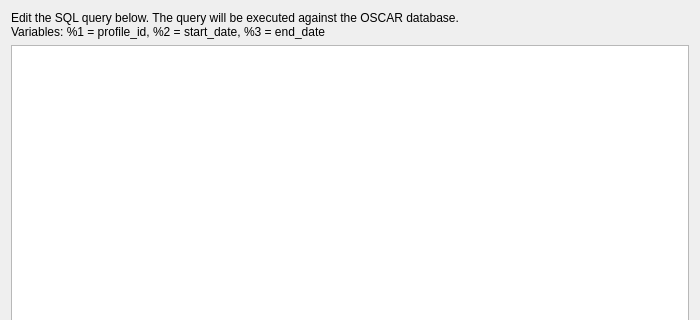
Before: the Qt Designer form oscar/sqleditor.ui in tomasohara/OSCAR-SQL, drawn with Qt 5; both pictures show x 0 to 700 and y 0 to 320 of the 700 by 500 pixel window.
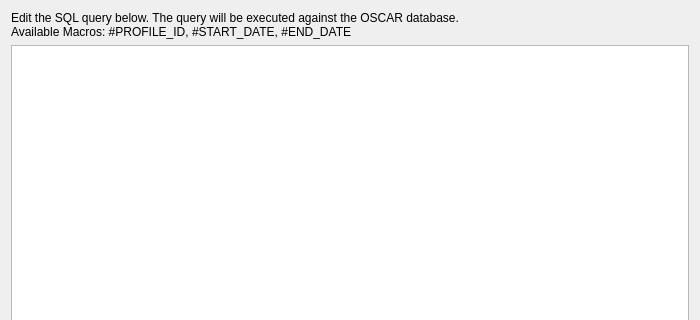
After: the same form once the commit is applied.

Patch:
```diff
--- a/oscar/sqleditor.ui
+++ b/oscar/sqleditor.ui
@@ -18,7 +18,7 @@
     <widget class="QLabel" name="label">
      <property name="text">
       <string>Edit the SQL query below. The query will be executed against the OSCAR database.
-Variables: %1 = profile_id, %2 = start_date, %3 = end_date</string>
+Available Macros: #PROFILE_ID, #START_DATE, #END_DATE</string>
      </property>
      <property name="wordWrap">
       <bool>true</bool>
```
